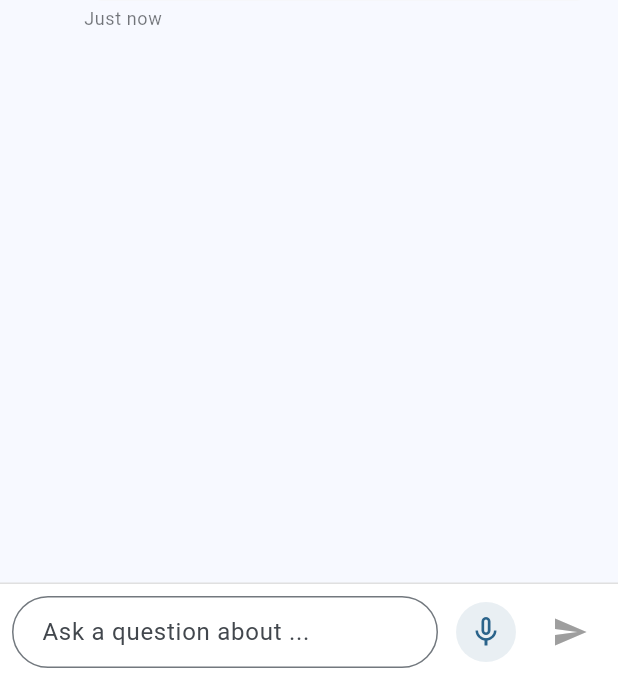
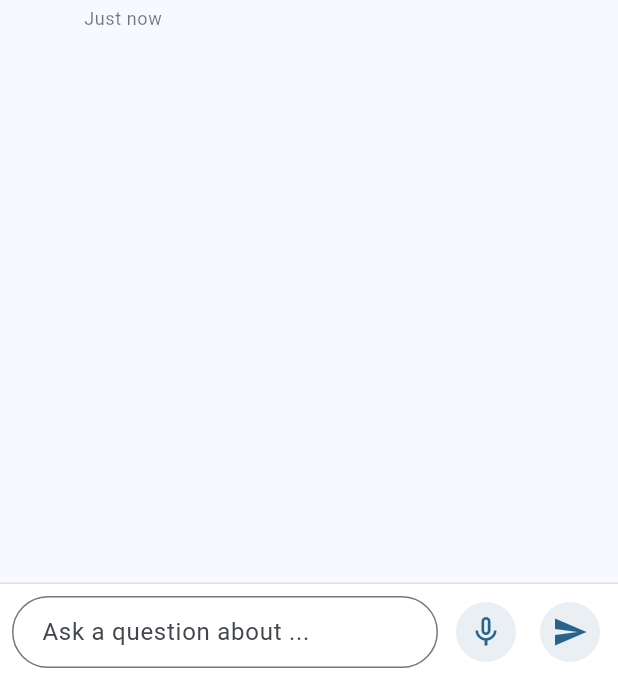
Before and after one commit to daricharles/file_genius, a Flutter app: the EnhancedAIChatWidget widget shown alone on an empty page, opened directly with empty values, on a phone screen of 412 x 824 dp, the part 556-1236 px from its top. Run offline on Flutter 3.47's test engine with Material 3 defaults, Android fonts, the phone set to English and light mode, and no system bars; drawn by our look-alikes of flutter_markdown; our stand-ins replace cloud_firestore, dio, dotted_border, file_picker, firebase_auth, firebase_core and 10 more; missing offline and left inert: dart:html, dart:ui_web, read_pdf_text, syncfusion_flutter_pdfviewer, webview_flutter_web; accounts and stored records are empty; network calls fail.

Commit message:
feat: enhance AI chat widgets with improved text input handling and loading indicators

```diff
--- a/lib/widgets/enhanced_ai_chat_widget.dart
+++ b/lib/widgets/enhanced_ai_chat_widget.dart
@@ -1027,11 +1027,18 @@ class _EnhancedAIChatWidgetState extends State<EnhancedAIChatWidget>
       child: Row(
         children: [
           Expanded(
+            child: ConstrainedBox(
+              constraints: const BoxConstraints(
+                maxHeight: 120, // Set maximum height
+                minHeight: 48, // Set minimum height
+              ),
               child: TextField(
                 controller: _questionController,
                 maxLines: null,
                 minLines: 1,
                 enabled: !_isLoading,
+                textInputAction: TextInputAction.newline,
+                keyboardType: TextInputType.multiline,
                 decoration: InputDecoration(
                   hintText: 'Ask a question about ${widget.fileName}...',
                   border: OutlineInputBorder(
@@ -1040,7 +1047,9 @@ class _EnhancedAIChatWidgetState extends State<EnhancedAIChatWidget>
                   ),
                   focusedBorder: OutlineInputBorder(
                     borderRadius: BorderRadius.circular(24),
-                  borderSide: BorderSide(color: Theme.of(context).primaryColor),
+                    borderSide: BorderSide(
+                      color: Theme.of(context).primaryColor,
+                    ),
                   ),
                   contentPadding: const EdgeInsets.symmetric(
                     horizontal: 16,
@@ -1059,6 +1068,7 @@ class _EnhancedAIChatWidgetState extends State<EnhancedAIChatWidget>
                           : null,
                 ),
                 onSubmitted: _isLoading ? null : (value) => _sendMessage(),
+              ),
             ),
           ),
           const SizedBox(width: 8),
@@ -1093,40 +1103,28 @@ class _EnhancedAIChatWidgetState extends State<EnhancedAIChatWidget>
                           }
                           : null,
                   style: IconButton.styleFrom(
-                    backgroundColor: Theme.of(
-                      context,
-                    ).primaryColor.withOpacity(0.1),
+                    backgroundColor:
+                        _speechService.isListening
+                            ? Colors.red.withOpacity(0.1)
+                            : Theme.of(context).primaryColor.withOpacity(0.1),
                   ),
-                  tooltip:
-                      _speechService.isListening
-                          ? 'Stop listening'
-                          : 'Voice input',
                 );
               },
             ),
           const SizedBox(width: 8),
           // Send button
-          ValueListenableBuilder<TextEditingValue>(
-            valueListenable: _questionController,
-            builder: (context, value, child) {
-              final hasText = value.text.trim().isNotEmpty;
-              return IconButton(
-                onPressed: _isLoading || !hasText ? null : () => _sendMessage(),
+          IconButton(
+            onPressed: _isLoading ? null : () => _sendMessage(),
             icon: Icon(
               Icons.send,
-                  color:
-                      _isLoading || !hasText
-                          ? Colors.grey
-                          : Theme.of(context).primaryColor,
+              color: _isLoading ? Colors.grey : Theme.of(context).primaryColor,
             ),
             style: IconButton.styleFrom(
               backgroundColor:
-                      _isLoading || !hasText
-                          ? Colors.grey[200]
+                  _isLoading
+                      ? Colors.grey.withOpacity(0.1)
                       : Theme.of(context).primaryColor.withOpacity(0.1),
             ),
-              );
-            },
           ),
         ],
       ),
```
Also changed, not shown: lib/dash_board.dart (+8 -9 lines), lib/main.dart (+78 -79 lines), lib/widgets/ai_chat_widget.dart (+16 -3 lines). Lines whose indentation alone changed are shown as unchanged.
